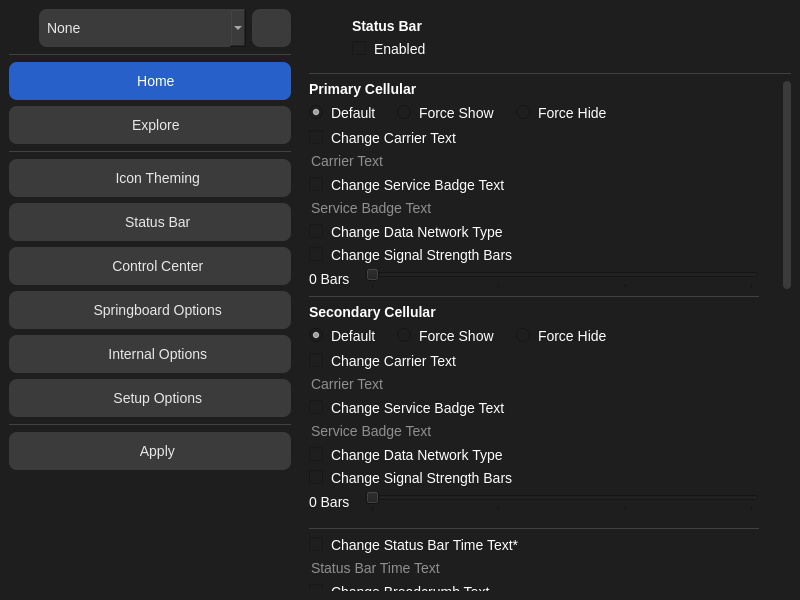
Avangelista/CowabungaLiteWindows, file mainwindow.ui: the form before one commit.
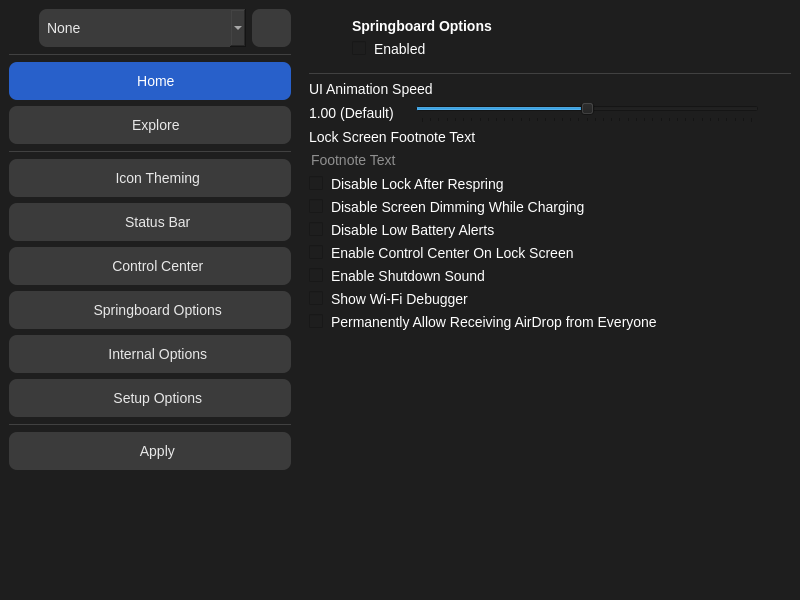
The form after the commit. Icons and pictures are not drawn.

The edit to the form file:
```diff
--- a/mainwindow.ui
+++ b/mainwindow.ui
@@ -605,7 +605,7 @@
        <item>
         <widget class="QStackedWidget" name="pages">
          <property name="currentIndex">
-          <number>1</number>
+          <number>2</number>
          </property>
          <widget class="QWidget" name="homePage">
           <layout class="QVBoxLayout" name="verticalLayout_2">
@@ -1052,7 +1052,7 @@
                   <number>0</number>
                  </property>
                  <item>
-                  <widget class="QLabel" name="label_8">
+                  <widget class="QLabel" name="statusBarLbl">
                    <property name="font">
                     <font>
                      <pointsize>-1</pointsize>
@@ -1837,6 +1837,297 @@
            </item>
           </layout>
          </widget>
+         <widget class="QWidget" name="springboardOptionsPage">
+          <layout class="QVBoxLayout" name="verticalLayout_10">
+           <property name="leftMargin">
+            <number>0</number>
+           </property>
+           <property name="topMargin">
+            <number>0</number>
+           </property>
+           <property name="rightMargin">
+            <number>0</number>
+           </property>
+           <property name="bottomMargin">
+            <number>0</number>
+           </property>
+           <item>
+            <widget class="QWidget" name="horizontalWidget_4" native="true">
+             <layout class="QHBoxLayout" name="horizontalLayout_13">
+              <property name="spacing">
+               <number>10</number>
+              </property>
+              <property name="leftMargin">
+               <number>9</number>
+              </property>
+              <property name="topMargin">
+               <number>9</number>
+              </property>
+              <property name="rightMargin">
+               <number>9</number>
+              </property>
+              <property name="bottomMargin">
+               <number>9</number>
+              </property>
+              <item>
+               <widget class="QLabel" name="label_11">
+                <property name="sizePolicy">
+                 <sizepolicy hsizetype="Fixed" vsizetype="Fixed">
+                  <horstretch>0</horstretch>
+                  <verstretch>0</verstretch>
+                 </sizepolicy>
+                </property>
+                <property name="minimumSize">
+                 <size>
+                  <width>24</width>
+                  <height>24</height>
+                 </size>
+                </property>
+                <property name="pixmap">
+                 <pixmap resource="resources.qrc">:/icon/app-indicator.svg</pixmap>
+                </property>
+                <property name="alignment">
+                 <set>Qt::AlignCenter</set>
+                </property>
+               </widget>
+              </item>
+              <item>
+               <widget class="QWidget" name="verticalWidget_3" native="true">
+                <layout class="QVBoxLayout" name="verticalLayout_7">
+                 <property name="spacing">
+                  <number>6</number>
+                 </property>
+                 <property name="leftMargin">
+                  <number>0</number>
+                 </property>
+                 <property name="topMargin">
+                  <number>0</number>
+                 </property>
+                 <property name="rightMargin">
+                  <number>0</number>
+                 </property>
+                 <property name="bottomMargin">
+                  <number>0</number>
+                 </property>
+                 <item>
+                  <widget class="QLabel" name="springboardOptionsLbl">
+                   <property name="font">
+                    <font>
+                     <pointsize>-1</pointsize>
+                     <bold>true</bold>
+                    </font>
+                   </property>
+                   <property name="text">
+                    <string>Springboard Options</string>
+                   </property>
+                  </widget>
+                 </item>
+                 <item>
+                  <widget class="QCheckBox" name="springboardOptionsEnabledChk">
+                   <property name="text">
+                    <string>Enabled</string>
+                   </property>
+                  </widget>
+                 </item>
+                </layout>
+               </widget>
+              </item>
+              <item>
+               <spacer name="horizontalSpacer_6">
+                <property name="orientation">
+                 <enum>Qt::Horizontal</enum>
+                </property>
+                <property name="sizeHint" stdset="0">
+                 <size>
+                  <width>40</width>
+                  <height>20</height>
+                 </size>
+                </property>
+               </spacer>
+              </item>
+             </layout>
+            </widget>
+           </item>
+           <item>
+            <widget class="Line" name="line_11">
+             <property name="styleSheet">
+              <string notr="true">QFrame {
+	color: #414141;
+}</string>
+             </property>
+             <property name="frameShadow">
+              <enum>QFrame::Plain</enum>
+             </property>
+             <property name="orientation">
+              <enum>Qt::Horizontal</enum>
+             </property>
+            </widget>
+           </item>
+           <item>
+            <widget class="QWidget" name="springboardOptionsPageContent" native="true">
+             <property name="maximumSize">
+              <size>
+               <width>450</width>
+               <height>16777215</height>
+              </size>
+             </property>
+             <layout class="QVBoxLayout" name="_2">
+              <property name="leftMargin">
+               <number>0</number>
+              </property>
+              <property name="topMargin">
+               <number>0</number>
+              </property>
+              <property name="rightMargin">
+               <number>0</number>
+              </property>
+              <property name="bottomMargin">
+               <number>0</number>
+              </property>
+              <item>
+               <widget class="QLabel" name="label_8">
+                <property name="text">
+                 <string>UI Animation Speed</string>
+                </property>
+               </widget>
+              </item>
+              <item>
+               <widget class="QWidget" name="horizontalWidget" native="true">
+                <layout class="QHBoxLayout" name="horizontalLayout_14">
+                 <property name="leftMargin">
+                  <number>0</number>
+                 </property>
+                 <property name="topMargin">
+                  <number>0</number>
+                 </property>
+                 <property name="rightMargin">
+                  <number>0</number>
+                 </property>
+                 <property name="bottomMargin">
+                  <number>0</number>
+                 </property>
+                 <item>
+                  <widget class="QLabel" name="UIAnimSpeedLbl">
+                   <property name="minimumSize">
+                    <size>
+                     <width>100</width>
+                     <height>0</height>
+                    </size>
+                   </property>
+                   <property name="text">
+                    <string>1.00 (Default)</string>
+                   </property>
+                  </widget>
+                 </item>
+                 <item>
+                  <widget class="QSlider" name="UIAnimSpeedSld">
+                   <property name="maximum">
+                    <number>200</number>
+                   </property>
+                   <property name="singleStep">
+                    <number>0</number>
+                   </property>
+                   <property name="pageStep">
+                    <number>0</number>
+                   </property>
+                   <property name="value">
+                    <number>100</number>
+                   </property>
+                   <property name="orientation">
+                    <enum>Qt::Horizontal</enum>
+                   </property>
+                   <property name="tickPosition">
+                    <enum>QSlider::TicksBelow</enum>
+                   </property>
+                   <property name="tickInterval">
+                    <number>5</number>
+                   </property>
+                  </widget>
+                 </item>
+                </layout>
+               </widget>
+              </item>
+              <item>
+               <widget class="QLabel" name="label_13">
+                <property name="text">
+                 <string>Lock Screen Footnote Text</string>
+                </property>
+               </widget>
+              </item>
+              <item>
+               <widget class="QLineEdit" name="footnoteTxt">
+                <property name="placeholderText">
+                 <string>Footnote Text</string>
+                </property>
+               </widget>
+              </item>
+              <item>
+               <widget class="QCheckBox" name="disableLockRespringChk">
+                <property name="text">
+                 <string>Disable Lock After Respring</string>
+                </property>
+               </widget>
+              </item>
+              <item>
+               <widget class="QCheckBox" name="disableDimmingChk">
+                <property name="text">
+                 <string>Disable Screen Dimming While Charging</string>
+                </property>
+               </widget>
+              </item>
+              <item>
+               <widget class="QCheckBox" name="disableBatteryAlertsChk">
+                <property name="text">
+                 <string>Disable Low Battery Alerts</string>
+                </property>
+               </widget>
+              </item>
+              <item>
+               <widget class="QCheckBox" name="enableLSCCChk">
+                <property name="text">
+                 <string>Enable Control Center On Lock Screen</string>
+                </property>
+               </widget>
+              </item>
+              <item>
+               <widget class="QCheckBox" name="enableShutdownSoundChk">
+                <property name="text">
+                 <string>Enable Shutdown Sound</string>
+                </property>
+               </widget>
+              </item>
+              <item>
+               <widget class="QCheckBox" name="showWifiDebugChk">
+                <property name="text">
+                 <string>Show Wi-Fi Debugger</string>
+                </property>
+               </widget>
+              </item>
+              <item>
+               <widget class="QCheckBox" name="allowAirDropEveryoneChk">
+                <property name="text">
+                 <string>Permanently Allow Receiving AirDrop from Everyone</string>
+                </property>
+               </widget>
+              </item>
+              <item>
+               <spacer name="verticalSpacer_5">
+                <property name="orientation">
+                 <enum>Qt::Vertical</enum>
+                </property>
+                <property name="sizeHint" stdset="0">
+                 <size>
+                  <width>20</width>
+                  <height>40</height>
+                 </size>
+                </property>
+               </spacer>
+              </item>
+             </layout>
+            </widget>
+           </item>
+          </layout>
+         </widget>
          <widget class="QWidget" name="applyPage">
           <layout class="QVBoxLayout" name="verticalLayout_6">
            <property name="leftMargin">
```
Left out of the diff: 10 changed lines with no effect on the pictures.
